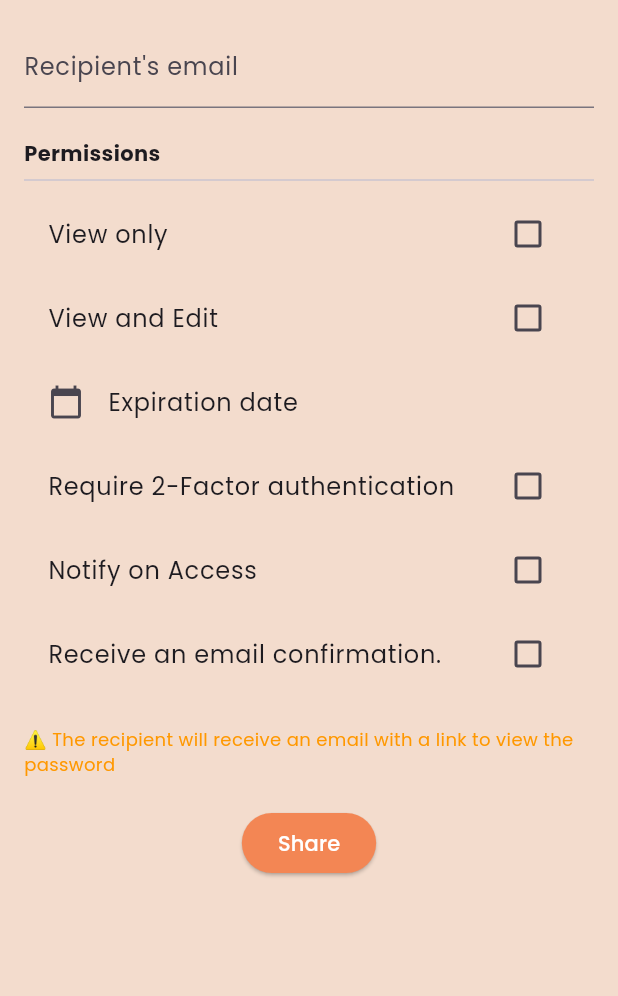
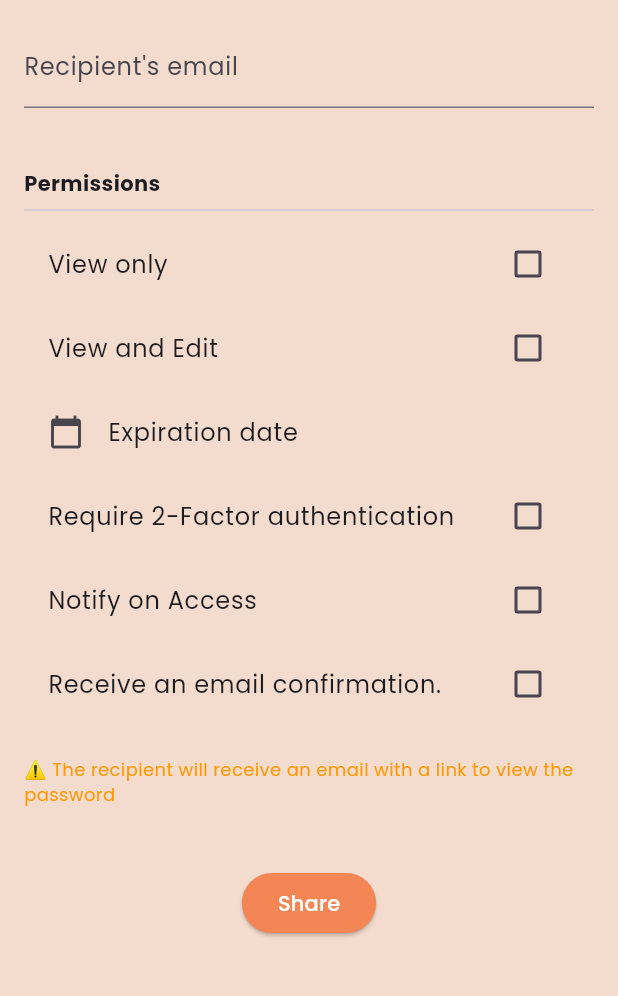
Before and after one commit to MulindwaMarkMyles/appPASS, a Flutter app: the SharePage screen opened directly, on a phone screen of 412 x 824 dp, the part 84-1080 px from its top. Run offline on Flutter 3.47's test engine with Material 3 defaults, Android fonts, the light colour scheme and no system bars; our stand-ins replace curved_navigation_bar, google_fonts, ionicons.

Commit message:
just a few changes

```diff
--- a/lib/pages/home/home_page.dart
+++ b/lib/pages/home/home_page.dart
@@ -59,6 +59,7 @@ class HomePage extends StatelessWidget {
               ),
             ),),
         ),
+        SizedBox(height: 15),
         SizedBox(
           width: 350,
           child: ElevatedButton.icon(
--- a/lib/pages/share/share.dart
+++ b/lib/pages/share/share.dart
@@ -1,3 +1,5 @@
+// ignore_for_file: sort_child_properties_last
+
 import 'package:flutter/material.dart';
 import 'package:google_fonts/google_fonts.dart';
 
@@ -51,7 +53,7 @@ class _SharePageState extends State<SharePage> {
                 ),
               ),
             ),
-            SizedBox(height: 20),
+            SizedBox(height: 40),
             Text(
               'Permissions',
               style: TextStyle(
@@ -121,7 +123,7 @@ class _SharePageState extends State<SharePage> {
                 fontSize: 12,
               ),
             ),
-            SizedBox(height: 20),
+            SizedBox(height: 40),
             Center(
               child: ElevatedButton(
                 onPressed: () {
```
Also changed, not shown: 1 other file.
